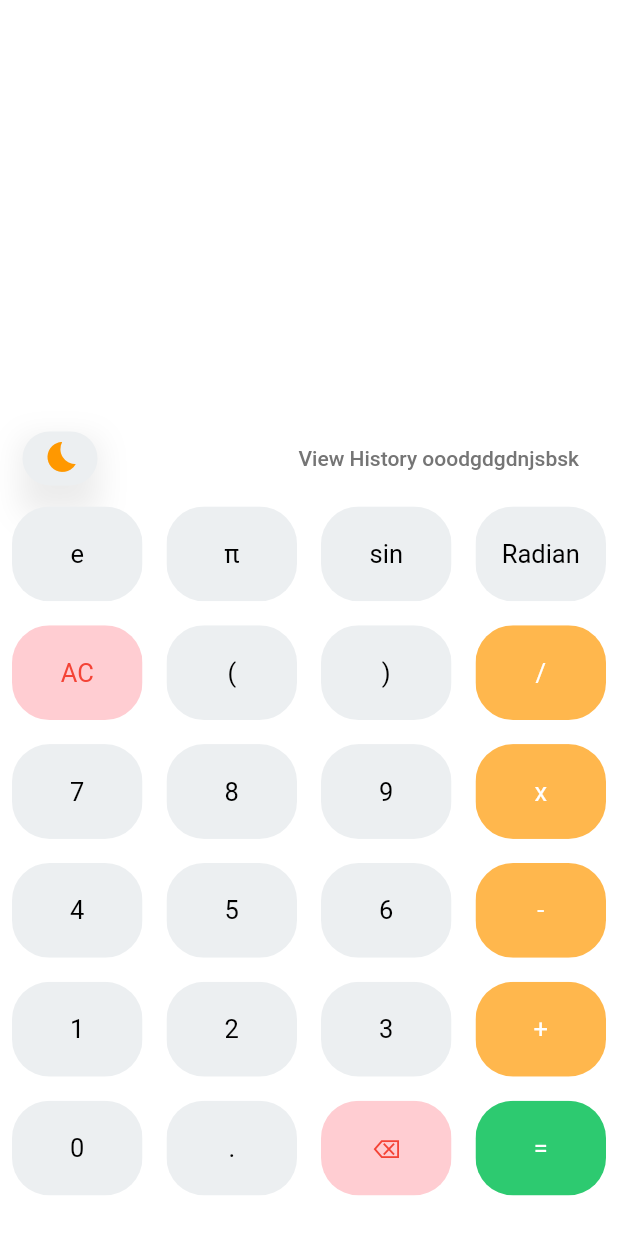
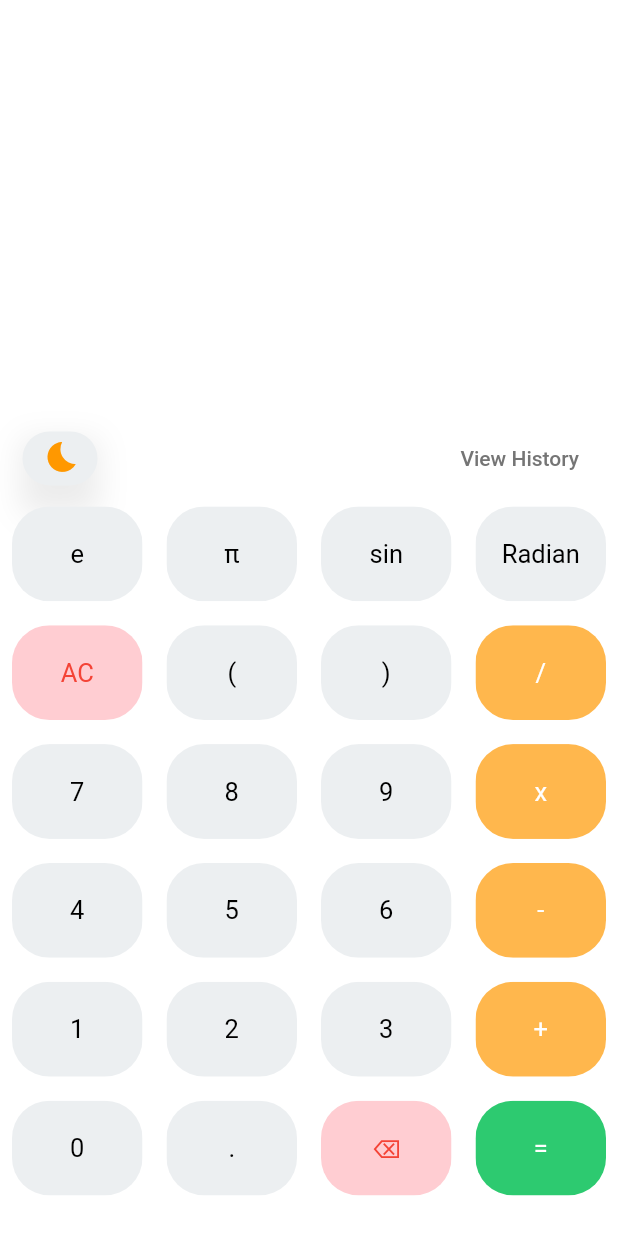
Before and after one commit to bhagirathsinh1/scientific_calsi, a Flutter app: the screen it shows after launch, on a phone screen of 412 x 824 dp. Run offline on Flutter 3.47's test engine with Material 2 defaults, Android fonts, the phone set to English and light mode, and no system bars; our stand-ins replace math_expressions.

Commit message:
second commit

```diff
--- a/lib/HomePage.dart
+++ b/lib/HomePage.dart
@@ -15,7 +15,7 @@ class HomePage extends StatefulWidget {
 class _HomePageState extends State<HomePage> {
   var userQuestion = '';
   var userAnswer = '';
-  var viewHistory = 'View History ooodgdgdnjsbsk';
+  var viewHistory = 'View History';
   var ob = 0;
   var cb = 0;
   var zero = 0;
```
